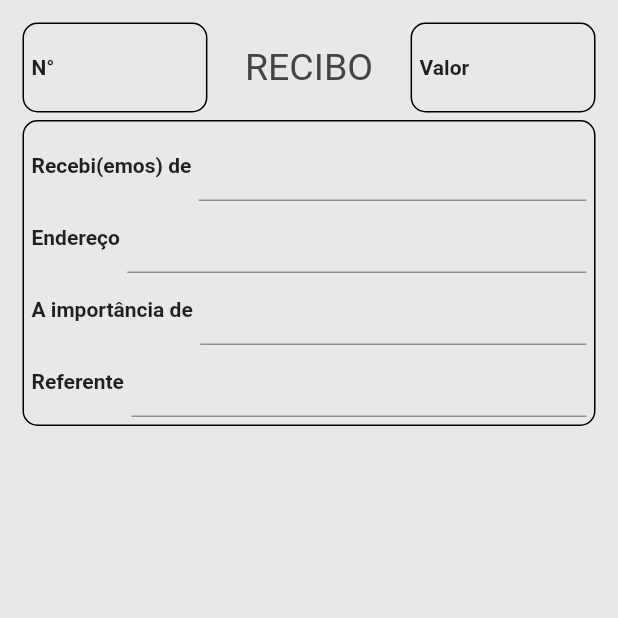
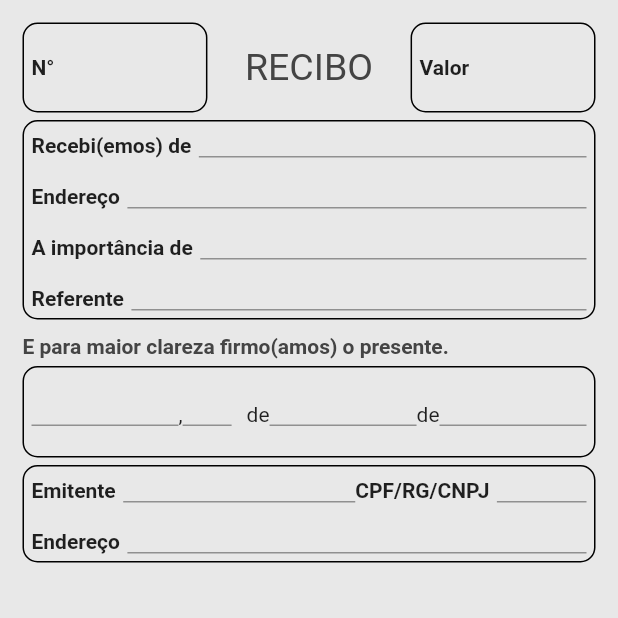
Before and after one commit to llFurtll/easy_receipt, a Flutter app: the ReciboCreateView screen opened directly, on a phone screen of 412 x 824 dp, the top half of it. Run offline on Flutter 3.47's test engine with Material 2 defaults, Android fonts, the phone set to English and light mode, and no system bars; our stand-ins replace decimal, sqflite; missing offline and left inert: screen_manager; accounts and stored records are empty.

Commit message:
Finalizando layout do recibo

```diff
--- a/lib/features/recibo/presentation/recibo_create/view/recibo_create_view.dart
+++ b/lib/features/recibo/presentation/recibo_create/view/recibo_create_view.dart
@@ -27,14 +27,18 @@ class ReciboCreateView extends ScreenView<ReciboCreateController> {
       backgroundColor: Cores.scaffold,
       extendBodyBehindAppBar: true,
       body: SafeArea(
-        child: Padding(
+        child: SingleChildScrollView(
           padding: const EdgeInsets.all(15.0),
           child: Column(
             crossAxisAlignment: CrossAxisAlignment.start,
             children: [
               _primeiraSecao(context),
               const SizedBox(height: 5.0),
-              _segundaSecao()
+              _segundaSecao(),
+              const SizedBox(height: 10.0),
+              _terceiraSecao(),
+              const SizedBox(height: 5.0),
+              _quartaSecao()
             ],
           ),
         )
@@ -65,16 +69,88 @@ class ReciboCreateView extends ScreenView<ReciboCreateController> {
       child: Column(
         children: [
           _inputText("Recebi(emos) de"),
+          const SizedBox(height: 15.0),
           _inputText("Endereço"),
+          const SizedBox(height: 15.0),
           _inputText("A importância de"),
+          const SizedBox(height: 15.0),
           _inputText("Referente"),
         ],
       )
     );
   }
 
+  Widget _terceiraSecao() {
+    return Column(
+      crossAxisAlignment: CrossAxisAlignment.start,
+      children: [
+        const Text(
+          "E para maior clareza firmo(amos) o presente.",
+          style: TextStyle(
+            color: Cores.title,
+            fontWeight: FontWeight.bold
+          ),
+        ),
+        const SizedBox(height: 5.0),
+        _container(
+          child: Column(
+            children: [
+              const SizedBox(height: 15.0),
+              Row(
+                mainAxisAlignment: MainAxisAlignment.center,
+                crossAxisAlignment: CrossAxisAlignment.end,
+                children: [
+                  _inputUnderlineBorder(
+                    flex: 3
+                  ),
+                  const Text(","),
+                  _inputUnderlineBorder(width: 10.0, flex: 1),
+                  const SizedBox(width: 10.0),
+                  const Text("de"),
+                  _inputUnderlineBorder(
+                    flex: 3,
+                  ),
+                  const Text("de"),
+                  _inputUnderlineBorder(
+                    flex: 3,
+                    width: 10.0
+                  ),
+                ],
+              ),
+              const SizedBox(height: 15.0)
+            ],
+          )
+        ),
+      ],
+    );
+  }
+
+  Widget _quartaSecao() {
+    return _container(
+      child: Column(
+        children: [
+          Row(
+            children: [
+              Expanded(
+                flex: 7,
+                child: _inputText("Emitente")
+              ),
+              Expanded(
+                flex: 5,
+                child:_inputText("CPF/RG/CNPJ")
+              )
+            ],
+          ),
+          const SizedBox(height: 15.0),
+          _inputText("Endereço"),
+        ]
+      )
+    );
+  }
+
   Widget _inputText(String name) {
     return Row(
+      crossAxisAlignment: CrossAxisAlignment.end,
       children: [
         Text(
           name,
@@ -83,12 +159,29 @@ class ReciboCreateView extends ScreenView<ReciboCreateController> {
         const SizedBox(width: 5.0),
         Expanded(
           child: TextFormField(
+            maxLines: null,
             decoration: const InputDecoration(
+              isDense: true,
+              contentPadding: EdgeInsets.zero,
               border: UnderlineInputBorder()
             ),
           ),
         )
       ],
+    );
+  }
+
+  Widget _inputUnderlineBorder({double? width, int flex = 1}) {
+    return Expanded(
+      flex: flex,
+      child: TextFormField(
+        textAlign: TextAlign.center,
+        decoration: const InputDecoration(
+          isDense: true,
+          contentPadding: EdgeInsets.zero,
+          border: UnderlineInputBorder(),
+        ),
+      ),
     );
   }
 
--- a/lib/main.dart
+++ b/lib/main.dart
@@ -1,19 +1,12 @@
-import 'package:device_preview/device_preview.dart';
-import 'package:easy_receipt/features/recibo/presentation/recibo_create/view/recibo_create_view.dart';
-import 'package:flutter/foundation.dart';
 import 'package:flutter/material.dart';
 
+import 'features/recibo/presentation/recibo_create/view/recibo_create_view.dart';
 import 'features/recibo/presentation/recibo_list/view/recibo_list_view.dart';
 import 'features/splash/view/splash_view.dart';
 
 void main() {
   runApp(
-    DevicePreview(
-      enabled: false,
-      builder: (context) {
-        return MaterialApp(
-          // ignore: deprecated_member_use
-          useInheritedMediaQuery: true,
+    MaterialApp(
       debugShowCheckedModeBanner: false,
       initialRoute: "/splash",
       routes: {
@@ -21,8 +14,6 @@ void main() {
         "/recibos": (context) => const ReciboListScreen(),
         "/recibo": (context) => const ReciboCreateScreen()
       },
-        );
-      },
     )
   );
 }
--- a/pubspec.yaml
+++ b/pubspec.yaml
@@ -34,7 +34,6 @@ dependencies:
   screen_manager: ^1.1.0
   sqflite: ^2.2.8+4
   decimal: ^2.3.2
-  device_preview: ^1.1.0
 
   # The following adds the Cupertino Icons font to your application.
   # Use with the CupertinoIcons class for iOS style icons.
```
Also changed, not shown: pubspec.lock, 1 other file. Lines whose indentation alone changed are shown as unchanged.
